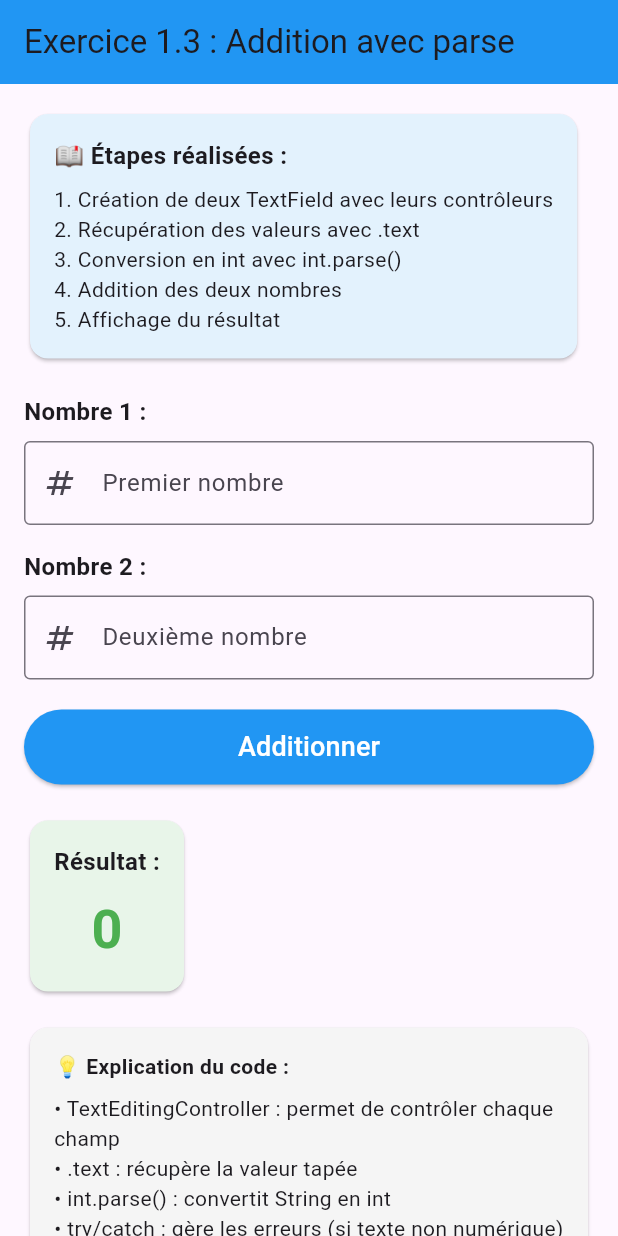
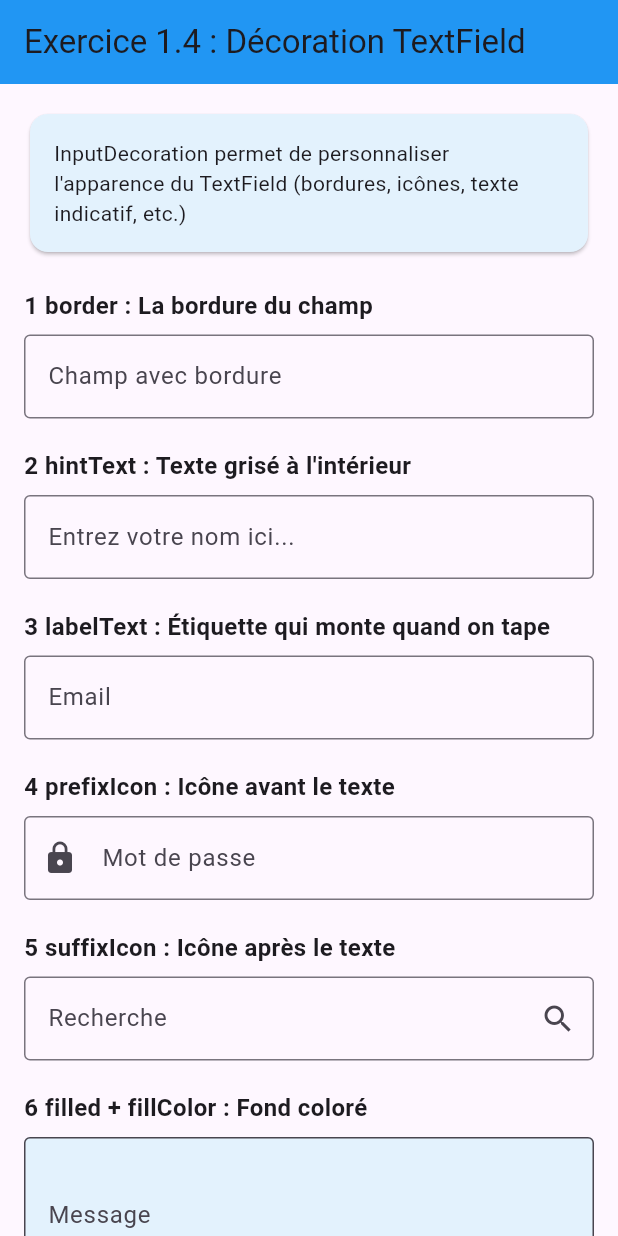
Before and after one commit to hervaisrfm/projet_devoir, a Flutter app: the screen it shows after launch, on a phone screen of 412 x 824 dp. Run offline on Flutter 3.47's test engine with Material 3 defaults, Android fonts, the phone set to English and light mode, and no system bars.

Commit message:
Exercice 1.4 : Décoration TextField avec exemples

```diff
--- /dev/null
+++ b/lib/exercice1/exercice1_4.dart
@@ -0,0 +1,254 @@
+import 'package:flutter/material.dart';
+
+/// Exercice 1.4 - Décoration TextField
+///
+/// Présentation des différentes décorations possibles pour un TextField
+/// avec un exemple pour chaque étape.
+class Exercice1_4 extends StatelessWidget {
+  const Exercice1_4({super.key});
+
+  @override
+  Widget build(BuildContext context) {
+    return Scaffold(
+      appBar: AppBar(
+        title: const Text('Exercice 1.4 : Décoration TextField'),
+        backgroundColor: Colors.blue,
+      ),
+      body: SingleChildScrollView(
+        padding: const EdgeInsets.all(16.0),
+        child: Column(
+          crossAxisAlignment: CrossAxisAlignment.start,
+          children: [
+            /// --------------------------------------------------------
+            /// INTRODUCTION
+            /// --------------------------------------------------------
+            Card(
+              color: Colors.blue[50],
+              child: const Padding(
+                padding: EdgeInsets.all(16.0),
+                child: Text(
+                  'InputDecoration permet de personnaliser l\'apparence '
+                  'du TextField (bordures, icônes, texte indicatif, etc.)',
+                  style: TextStyle(fontSize: 14),
+                ),
+              ),
+            ),
+
+            const SizedBox(height: 20),
+
+            /// --------------------------------------------------------
+            /// 1. DÉCORATION DE BASE : border
+            /// --------------------------------------------------------
+            const Text(
+              '1️ border : La bordure du champ',
+              style: TextStyle(fontSize: 16, fontWeight: FontWeight.bold),
+            ),
+            const SizedBox(height: 8),
+            TextField(
+              decoration: InputDecoration(
+                border: const OutlineInputBorder(), // Bordure simple
+                hintText: 'Champ avec bordure',
+              ),
+            ),
+
+            const SizedBox(height: 20),
+
+            /// --------------------------------------------------------
+            /// 2. hintText : Texte indicatif
+            /// --------------------------------------------------------
+            const Text(
+              '2️ hintText : Texte grisé à l\'intérieur',
+              style: TextStyle(fontSize: 16, fontWeight: FontWeight.bold),
+            ),
+            const SizedBox(height: 8),
+            TextField(
+              decoration: InputDecoration(
+                border: const OutlineInputBorder(),
+                hintText: 'Entrez votre nom ici...', // Texte indicatif
+              ),
+            ),
+
+            const SizedBox(height: 20),
+
+            /// --------------------------------------------------------
+            /// 3. labelText : Étiquette flottante
+            /// --------------------------------------------------------
+            const Text(
+              '3️ labelText : Étiquette qui monte quand on tape',
+              style: TextStyle(fontSize: 16, fontWeight: FontWeight.bold),
+            ),
+            const SizedBox(height: 8),
+            TextField(
+              decoration: InputDecoration(
+                border: const OutlineInputBorder(),
+                labelText: 'Email', // Étiquette flottante
+                hintText: 'exemple@gmail.com',
+              ),
+            ),
+
+            const SizedBox(height: 20),
+
+            /// --------------------------------------------------------
+            /// 4. prefixIcon : Icône à gauche
+            /// --------------------------------------------------------
+            const Text(
+              '4️ prefixIcon : Icône avant le texte',
+              style: TextStyle(fontSize: 16, fontWeight: FontWeight.bold),
+            ),
+            const SizedBox(height: 8),
+            TextField(
+              decoration: InputDecoration(
+                border: const OutlineInputBorder(),
+                labelText: 'Mot de passe',
+                prefixIcon: const Icon(Icons.lock), // Icône à gauche
+                hintText: 'Entrez votre mot de passe',
+              ),
+              obscureText: true, // Cache le texte (pour mot de passe)
+            ),
+
+            const SizedBox(height: 20),
+
+            /// --------------------------------------------------------
+            /// 5. suffixIcon : Icône à droite
+            /// --------------------------------------------------------
+            const Text(
+              '5️ suffixIcon : Icône après le texte',
+              style: TextStyle(fontSize: 16, fontWeight: FontWeight.bold),
+            ),
+            const SizedBox(height: 8),
+            TextField(
+              decoration: InputDecoration(
+                border: const OutlineInputBorder(),
+                labelText: 'Recherche',
+                suffixIcon: const Icon(Icons.search), // Icône à droite
+                hintText: 'Rechercher...',
+              ),
+            ),
+
+            const SizedBox(height: 20),
+
+            /// --------------------------------------------------------
+            /// 6. filled + fillColor : Remplissage coloré
+            /// --------------------------------------------------------
+            const Text(
+              '6️ filled + fillColor : Fond coloré',
+              style: TextStyle(fontSize: 16, fontWeight: FontWeight.bold),
+            ),
+            const SizedBox(height: 8),
+            TextField(
+              decoration: InputDecoration(
+                border: const OutlineInputBorder(),
+                filled: true, // Active le remplissage
+                fillColor: Colors.blue[50], // Couleur de fond
+                labelText: 'Message',
+                hintText: 'Écrivez votre message...',
+              ),
+              maxLines: 3, // Multilignes
+            ),
+
+            const SizedBox(height: 20),
+
+            /// --------------------------------------------------------
+            /// 7. errorText : Message d'erreur
+            /// --------------------------------------------------------
+            const Text(
+              '7️ errorText : Message d\'erreur',
+              style: TextStyle(fontSize: 16, fontWeight: FontWeight.bold),
+            ),
+            const SizedBox(height: 8),
+            TextField(
+              decoration: InputDecoration(
+                border: const OutlineInputBorder(),
+                labelText: 'Confirmation',
+                errorText: 'Ce champ est requis', // Message d'erreur
+                hintText: 'Confirmez votre mot de passe',
+              ),
+            ),
+
+            const SizedBox(height: 20),
+
+            /// --------------------------------------------------------
+            /// 8. counterText : Compteur personnalisé
+            /// --------------------------------------------------------
+            const Text(
+              '8️ counterText : Compteur de caractères',
+              style: TextStyle(fontSize: 16, fontWeight: FontWeight.bold),
+            ),
+            const SizedBox(height: 8),
+            TextField(
+              decoration: InputDecoration(
+                border: const OutlineInputBorder(),
+                labelText: 'Commentaire',
+                counterText: 'Maximum 50 caractères', // Texte personnalisé
+                hintText: 'Votre commentaire...',
+              ),
+              maxLength: 50, // Active le compteur automatique
+            ),
+
+            const SizedBox(height: 20),
+
+            /// --------------------------------------------------------
+            /// 9. EXEMPLE COMPLET : Toutes les décorations combinées
+            /// --------------------------------------------------------
+            const Text(
+              '9️ Exemple complet : Toutes les décorations',
+              style: TextStyle(fontSize: 16, fontWeight: FontWeight.bold),
+            ),
+            const SizedBox(height: 8),
+            Card(
+              color: Colors.grey[50],
+              child: Padding(
+                padding: const EdgeInsets.all(16.0),
+                child: Column(
+                  crossAxisAlignment: CrossAxisAlignment.start,
+                  children: [
+                    TextField(
+                      decoration: InputDecoration(
+                        // Bordure
+                        border: const OutlineInputBorder(
+                          borderRadius: BorderRadius.all(Radius.circular(12)),
+                        ),
+                        // Texte indicatif
+                        hintText: 'Entrez votre adresse',
+                        // Étiquette flottante
+                        labelText: 'Adresse',
+                        // Icône à gauche
+                        prefixIcon: const Icon(Icons.home),
+                        // Icône à droite
+                        suffixIcon: const Icon(Icons.location_city),
+                        // Fond coloré
+                        filled: true,
+                        fillColor: Colors.white,
+                        // Compteur
+                        counterText: 'Optionnel',
+                        // Helper text
+                        helperText: 'Votre adresse complète',
+                      ),
+                    ),
+                    const SizedBox(height: 10),
+                    const Text(
+                      '💡 Résumé des décorations utilisées :',
+                      style: TextStyle(fontWeight: FontWeight.bold, fontSize: 12),
+                    ),
+                    const SizedBox(height: 5),
+                    const Text(
+                      '• border : OutlineInputBorder (bordure arrondie)\n'
+                      '• hintText : Texte grisé indicatif\n'
+                      '• labelText : Étiquette qui flotte\n'
+                      '• prefixIcon : Icône à gauche\n'
+                      '• suffixIcon : Icône à droite\n'
+                      '• filled + fillColor : Fond blanc\n'
+                      '• counterText : Affichage personnalisé\n'
+                      '• helperText : Petit texte d\'aide',
+                      style: TextStyle(fontSize: 11),
+                    ),
+                  ],
+                ),
+              ),
+            ),
+          ],
+        ),
+      ),
+    );
+  }
+}
--- a/lib/main.dart
+++ b/lib/main.dart
@@ -1,5 +1,5 @@
 import 'package:flutter/material.dart';
-import 'exercice1/exercice1_3.dart';
+import 'exercice1/exercice1_4.dart';
 
 void main() {
   runApp(const MyApp());
@@ -13,7 +13,7 @@ class MyApp extends StatelessWidget {
     return MaterialApp(
       title: 'Devoir Flutter',
       theme: ThemeData(primarySwatch: Colors.blue),
-      home: const Exercice1_3(),
+      home: const Exercice1_4(),
       debugShowCheckedModeBanner: false,
     );
   }
```
Also changed, not shown: 1 other file.
